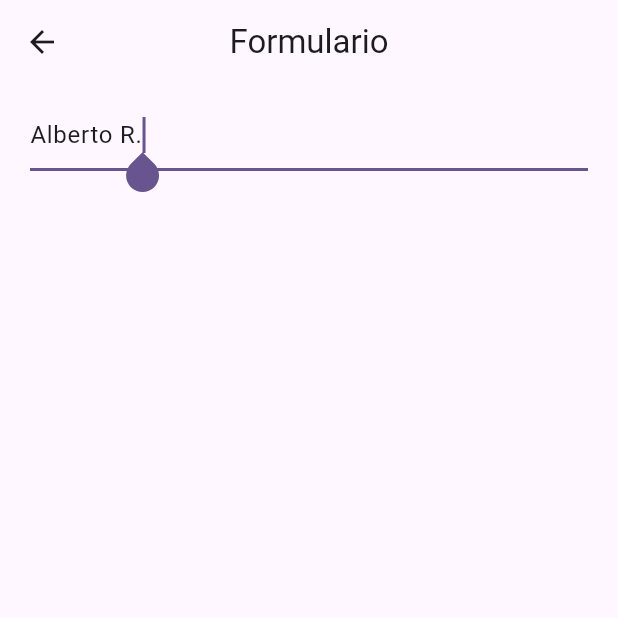
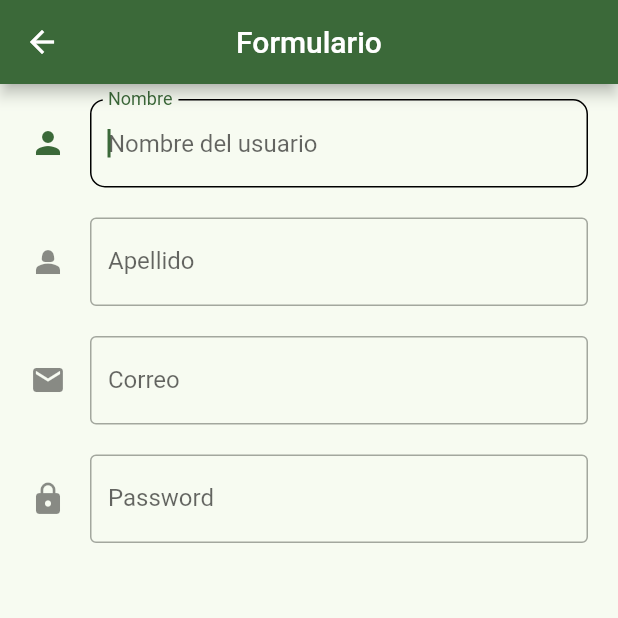
Before and after one commit to arodriguezgim/PMDM2526, a Flutter app: the FormularioScreen screen opened by its route, on a phone screen of 412 x 824 dp, the top half of it. Run offline on Flutter 3.47's test engine with Material 3 defaults, Android fonts, the phone set to English and light mode, and no system bars.

Commit message:
Fin segunda clase

```diff
--- a/Flutter/componentes/lib/config/theme/app_theme.dart
+++ b/Flutter/componentes/lib/config/theme/app_theme.dart
@@ -16,7 +16,7 @@ class AppTheme {
   AppTheme({this.colorSeleccionado = 0 });
 
   ThemeData obtenerTema() => ThemeData(
-    useMaterial3: true,
+    useMaterial3: false,
     colorSchemeSeed: listaDeColores[colorSeleccionado],
 
     appBarTheme: AppBarTheme(
--- a/Flutter/componentes/lib/main.dart
+++ b/Flutter/componentes/lib/main.dart
@@ -11,7 +11,7 @@ class MyApp extends StatelessWidget {
   Widget build(BuildContext context) {
     return MaterialApp(
       debugShowCheckedModeBanner: false,
-      theme: AppTheme( colorSeleccionado: 2).obtenerTema(),
+      theme: AppTheme( colorSeleccionado: 5).obtenerTema(),
       // home: HomeScreen()
       initialRoute: '/',
       routes: {
--- a/Flutter/componentes/lib/presentation/screens/formulario_screen.dart
+++ b/Flutter/componentes/lib/presentation/screens/formulario_screen.dart
@@ -1,3 +1,4 @@
+import 'package:componentes/presentation/widgets/text_form_personalizado.dart';
 import 'package:flutter/material.dart';
 
 class FormularioScreen extends StatelessWidget {
@@ -13,14 +14,31 @@ class FormularioScreen extends StatelessWidget {
           padding: const EdgeInsets.symmetric(horizontal: 20, vertical: 10),
           child: Column(
             children: [
-              TextFormField(
-                initialValue: 'Alberto R.',
-                autofocus: true,
-                textCapitalization: TextCapitalization.words,
-                onChanged: ( value){
-                  print( value );
-                } ,
-              )
+              TextFormPersonalizado(
+                labelText: 'Nombre',
+                hintText: 'Nombre del usuario',
+                icon: Icons.person,
+              ),
+              SizedBox(height: 20,),
+              TextFormPersonalizado(
+                labelText: 'Apellido',
+                hintText: 'Apellido del usuario',
+                icon: Icons.person_2,
+              ),
+              SizedBox(height: 20,),
+              TextFormPersonalizado(
+                labelText: 'Correo',
+                hintText: 'Email del usuario',
+                icon: Icons.email,
+              ),
+              SizedBox(height: 20,),
+              TextFormPersonalizado(
+                labelText: 'Password',
+                hintText: 'Contraseña del usuario',
+                icon: Icons.lock,
+              ),
+              SizedBox(height: 20,),
+
             ],
           ),
         ),
--- /dev/null
+++ b/Flutter/componentes/lib/presentation/widgets/text_form_personalizado.dart
@@ -0,0 +1,52 @@
+import 'package:flutter/material.dart';
+
+class TextFormPersonalizado extends StatelessWidget {
+
+  final String? hintText;
+  final String? labelText;
+  final String? helperText;
+  final IconData? icon;
+  final IconData? suffixIcon;
+
+  const TextFormPersonalizado({
+    super.key,
+    this.hintText,
+    this.labelText,
+    this.helperText,
+    this.icon,
+    this.suffixIcon,
+  });
+
+  @override
+  Widget build(BuildContext context) {
+    return TextFormField(
+      //initialValue: 'Alberto R.',
+      autofocus: true,
+      textCapitalization: TextCapitalization.words,
+      keyboardType: TextInputType.emailAddress,
+      obscureText: true,
+      onChanged: ( value ){
+        print( value );
+      } ,
+      validator: (value) {
+
+          return value!.length < 5 ? 'Mínimo 5 caracteres' : null;
+
+      },
+      autovalidateMode: AutovalidateMode.onUserInteraction,
+      decoration: InputDecoration(
+        border: OutlineInputBorder(),
+        hintText: hintText,
+        labelText: labelText,
+        helperText: helperText,
+        //counterText: '3 caracteres',
+        suffixIcon: suffixIcon != null ? Icon(suffixIcon) : null,
+        //prefixIcon: Icon(Icons.verified_user_outlined)
+        icon: icon != null ? Icon(icon) : null ,
+        focusedBorder: OutlineInputBorder(
+          borderRadius: BorderRadius.circular(10),
+        )
+      ),
+    );
+  }
+}
```
